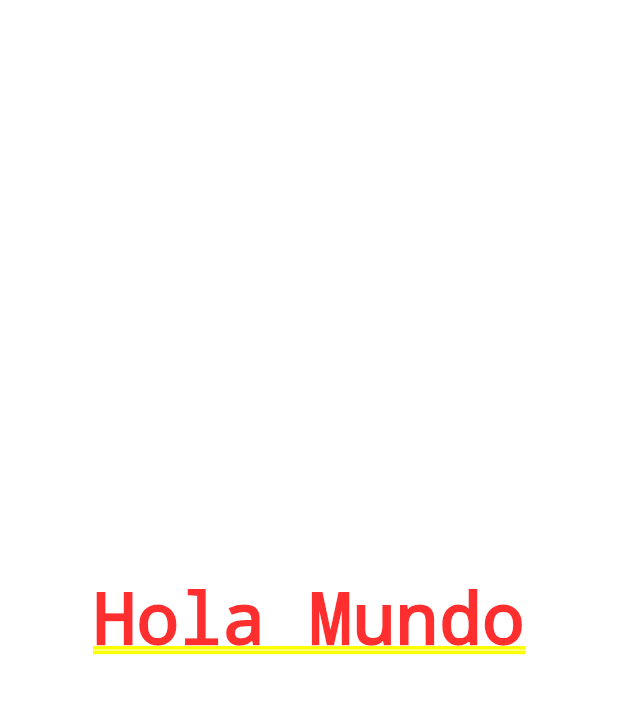
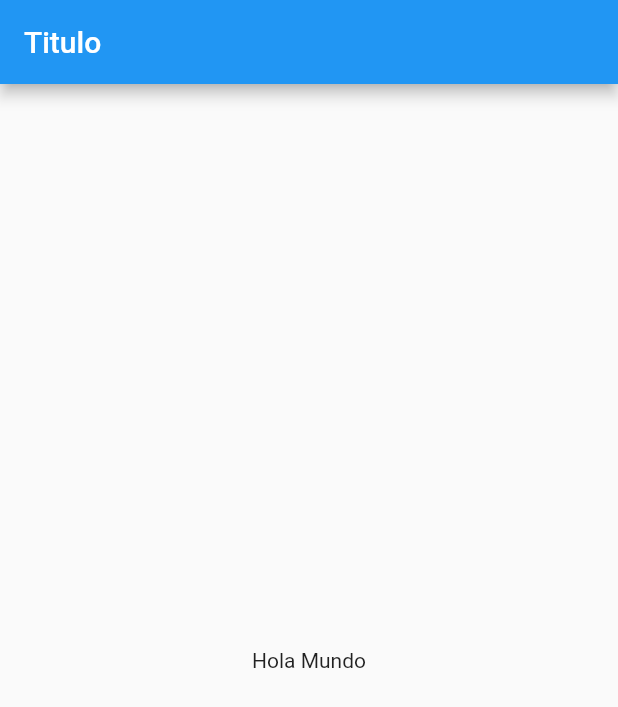
Before and after one commit to martinhash/flutterbasicapp, a Flutter app: the screen it shows after launch, on a phone screen of 412 x 824 dp. Shown: the top 707 px of the screen. Run offline on Flutter 3.47's test engine with Material 2 defaults, Android fonts, the phone set to English and light mode, and no system bars.

Commit message:
feat(homepage)

```diff
--- a/lib/src/app.dart
+++ b/lib/src/app.dart
@@ -1,4 +1,5 @@
 import 'package:flutter/material.dart';
+import 'package:flutter_vscode/src/pages/home_page.dart';
 
 
 class MyApp extends StatelessWidget{
@@ -8,8 +9,8 @@ Widget build( context ){
 
   return MaterialApp(
     home: Center(
-      child: Text('Hola Mundo')
-    ,)
+      child: HomePage() ,
+    ),
   );
 
 }
--- /dev/null
+++ b/lib/src/pages/home_page.dart
@@ -0,0 +1,22 @@
+
+
+import 'package:flutter/cupertino.dart';
+import 'package:flutter/material.dart';
+
+class HomePage extends StatelessWidget{
+
+
+@override
+Widget build(BuildContext context) {
+  return Scaffold(
+    appBar: AppBar(
+      title: Text('Titulo'),
+    ),
+    body: Center(
+      child: Text('Hola Mundo'),
+    ),
+  );
+}
+
+
+}
```
